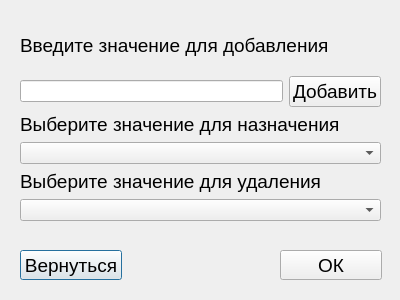
Before: the Qt Designer form layouts/knowledgeEditorScalarEdit.ui in RyndychRD/Classifier, drawn with Qt 5.
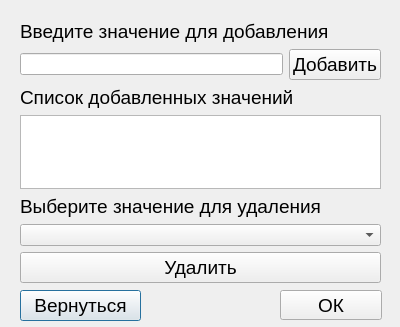
After: the same form once the commit is applied.

The edit to the form file:
```diff
--- a/layouts/knowledgeEditorScalarEdit.ui
+++ b/layouts/knowledgeEditorScalarEdit.ui
@@ -7,7 +7,7 @@
     <x>0</x>
     <y>0</y>
     <width>400</width>
-    <height>300</height>
+    <height>327</height>
    </rect>
   </property>
   <property name="minimumSize">
@@ -19,7 +19,7 @@
   <property name="maximumSize">
    <size>
     <width>400</width>
-    <height>300</height>
+    <height>327</height>
    </size>
   </property>
   <property name="windowTitle">
@@ -29,9 +29,9 @@
    <property name="geometry">
     <rect>
      <x>20</x>
-     <y>250</y>
-     <width>102</width>
-     <height>30</height>
+     <y>290</y>
+     <width>121</width>
+     <height>31</height>
     </rect>
    </property>
    <property name="font">
@@ -47,7 +47,7 @@
    <property name="geometry">
     <rect>
      <x>280</x>
-     <y>250</y>
+     <y>290</y>
      <width>102</width>
      <height>30</height>
     </rect>
@@ -67,7 +67,7 @@
      <x>20</x>
      <y>20</y>
      <width>361</width>
-     <height>201</height>
+     <height>263</height>
     </rect>
    </property>
    <layout class="QVBoxLayout" name="verticalLayout_2">
@@ -112,12 +112,12 @@
          </font>
         </property>
         <property name="text">
-         <string>Выберите значение для назначения</string>
+         <string>Список добавленных значений</string>
         </property>
        </widget>
       </item>
       <item>
-       <widget class="QComboBox" name="comboBox_setDefinition_scalarEdit"/>
+       <widget class="QTextEdit" name="text_added_scalarEdit"/>
       </item>
       <item>
        <widget class="QLabel" name="label_3">
@@ -134,6 +134,18 @@
       <item>
        <widget class="QComboBox" name="comboBox_deleteDefiniton_scalarEdit"/>
       </item>
+      <item>
+       <widget class="QPushButton" name="button_deleteScalarDef_scalarEdit">
+        <property name="font">
+         <font>
+          <pointsize>14</pointsize>
+         </font>
+        </property>
+        <property name="text">
+         <string>Удалить</string>
+        </property>
+       </widget>
+      </item>
      </layout>
     </item>
    </layout>
```
